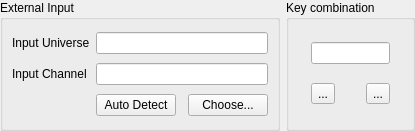
The window that ui/src/inputselectionwidget.ui (mcallegari/qlcplus) describes before a commit, drawn with Qt 5.
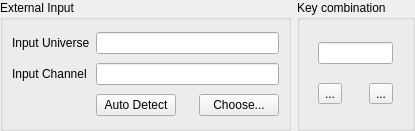
The same window after the commit. Icons and pictures are not drawn.

Diff of the .ui file:
```diff
--- a/ui/src/inputselectionwidget.ui
+++ b/ui/src/inputselectionwidget.ui
@@ -28,6 +28,12 @@
    </property>
    <item row="0" column="0">
     <widget class="QGroupBox" name="m_extInputGroup">
+     <property name="sizePolicy">
+      <sizepolicy hsizetype="Expanding" vsizetype="Preferred">
+       <horstretch>0</horstretch>
+       <verstretch>0</verstretch>
+      </sizepolicy>
+     </property>
      <property name="title">
       <string>External Input</string>
      </property>
@@ -106,6 +112,12 @@
    </item>
    <item row="0" column="1">
     <widget class="QGroupBox" name="m_keyInputGroup">
+     <property name="sizePolicy">
+      <sizepolicy hsizetype="Minimum" vsizetype="Preferred">
+       <horstretch>0</horstretch>
+       <verstretch>0</verstretch>
+      </sizepolicy>
+     </property>
      <property name="title">
       <string>Key combination</string>
      </property>
```
Left out of the diff: 9 changed lines with no effect on the pictures.
